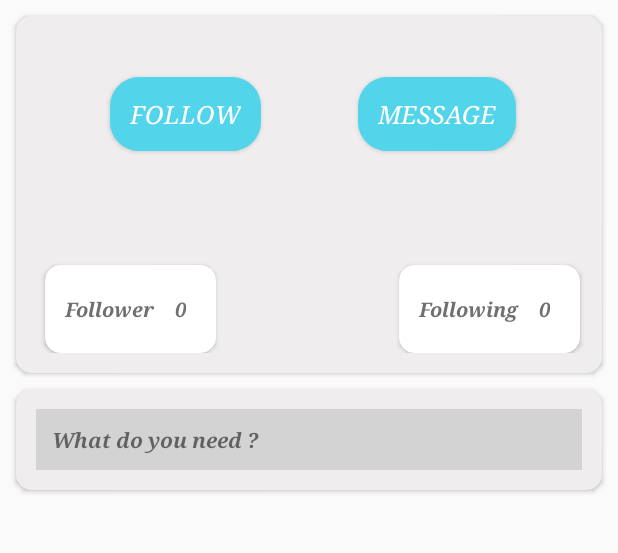
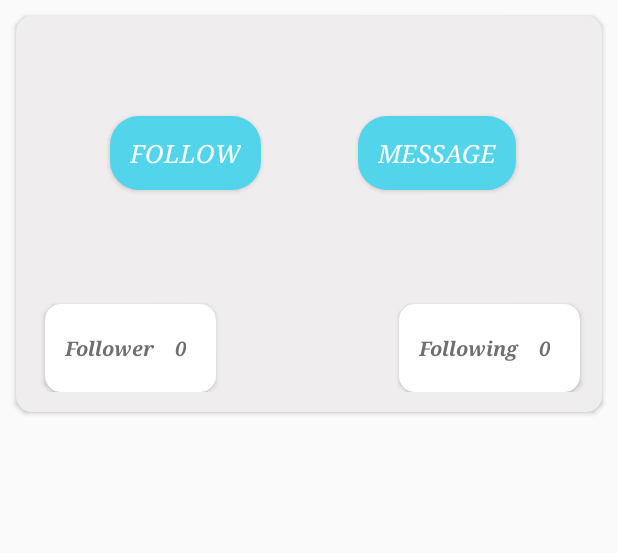
Before and after one commit to Hanan-Elsayed/Can-You..-, an Android app: the fragment ProfileFragment placed in its activity, on a phone screen of 412 x 824 dp, the part 84-637 px from its top. Run offline under Robolectric (Android 15) with nearby library versions, the phone set to English and light mode, and no system bars; our stand-ins replace CircleImageView, data binding, sdp/ssp sizes; pictures from the network do not load; 1 statement that could not run was skipped.

```diff
--- a/app/src/main/java/com/example/canyou/ui/ChatsFragment.java
+++ b/app/src/main/java/com/example/canyou/ui/ChatsFragment.java
@@ -62,6 +62,6 @@ public class ChatsFragment extends Fragment {
     public View onCreateView(LayoutInflater inflater, ViewGroup container,
                              Bundle savedInstanceState) {
         // Inflate the layout for this fragment
-        return inflater.inflate(R.layout.fragment_chats, container, false);
+        return inflater.inflate(R.layout.fragment_chat, container, false);
     }
 }
--- a/app/src/main/java/com/example/canyou/ui/MainActivity.java
+++ b/app/src/main/java/com/example/canyou/ui/MainActivity.java
@@ -75,9 +75,7 @@ public class MainActivity extends AppCompatActivity implements NavigationView.On
             case R.id.nav_home:
                 changeFragment(new HomeFragment());
                 break;
-            case R.id.nav_chats:
-                changeFragment(new ChatsFragment());
-                break;
+
             case R.id.nav_settings:
                 changeFragment(new SettingsFragment());
                 break;
--- a/app/src/main/java/com/example/canyou/ui/adapter/PostsAdapter.java
+++ b/app/src/main/java/com/example/canyou/ui/adapter/PostsAdapter.java
@@ -92,7 +92,6 @@ public class PostsAdapter extends RecyclerView.Adapter<PostsAdapter.PostViewHold
                 onItemClick.onClick(author.getId());
             });
 
-
             Glide.with(itemView)
                     .load(post.getImgBody())
                     .into(binding.postImg);
--- a/app/src/main/res/drawable/backgroung_sent_message.xml
+++ b/app/src/main/res/drawable/backgroung_sent_message.xml
@@ -2,7 +2,7 @@
 <shape
     xmlns:android="http://schemas.android.com/apk/res/android"
     android:shape="rectangle">
-    <solid android:color="@color/dark_yellow" />
+    <solid android:color="@color/white" />
     <corners
         android:bottomLeftRadius="@dimen/_24sdp" android:topLeftRadius = "@dimen/_24sdp" android:topRightRadius="@dimen/_24sdp" />
     </shape>
--- a/app/src/main/res/layout/fragment_profile.xml
+++ b/app/src/main/res/layout/fragment_profile.xml
@@ -27,7 +27,8 @@
             <androidx.constraintlayout.widget.ConstraintLayout
                 android:layout_width="match_parent"
                 android:layout_height="wrap_content"
-                android:layout_marginBottom="@dimen/_10sdp">
+                android:layout_marginBottom="@dimen/_10sdp"
+                android:layout_marginTop="@dimen/_20sdp">
 
                 <de.hdodenhof.circleimageview.CircleImageView
                     android:id="@+id/user_profile_image"
@@ -209,29 +210,9 @@
 
             >
 
-            <com.google.android.material.textview.MaterialTextView
-                android:id="@+id/create_post"
-                android:layout_width="match_parent"
-                android:layout_height="wrap_content"
-                android:layout_margin="@dimen/_10sdp"
-                android:background="@color/Light_Gray"
-                android:fontFamily="serif"
-                android:padding="@dimen/_8sdp"
-                android:text="@string/Create_Post_ET"
-                android:textStyle="bold|italic"
+        </androidx.cardview.widget.CardView>
 
 
-                />
-
-
-        </androidx.cardview.widget.CardView>
-
-        <androidx.recyclerview.widget.RecyclerView
-            android:id="@+id/user_posts_recycler_view"
-            android:layout_width="match_parent"
-            android:layout_height="wrap_content"
-            app:layout_constraintTop_toBottomOf="@id/create_post_card_view"
-            tools:listitem="@layout/item_post_layout" />
 
     </androidx.constraintlayout.widget.ConstraintLayout>
 </layout>
--- a/app/src/main/res/menu/nav_menu.xml
+++ b/app/src/main/res/menu/nav_menu.xml
@@ -12,13 +12,7 @@
     android:icon="@drawable/nav_home"
 
 
-    />
-       <item
-    android:id="@+id/nav_chats"
-    android:title="@string/chats"
-    android:icon="@drawable/nav_chat"
-
-    />
+/>
        <item
            android:id="@+id/nav_settings"
            android:icon="@drawable/nav_settings"
--- a/app/src/main/res/values/colors.xml
+++ b/app/src/main/res/values/colors.xml
@@ -50,5 +50,7 @@
 
     <color name="mid_gray">#706F6F</color>
     <color name="post_background">#EFEDED</color>
+    <color name="received_message">#E8D990</color>
+
 
 </resources>
```
Also changed, not shown: app/src/main/res/drawable/background_recieve_message.xml (+5 -2 lines), app/src/main/res/layout/fragment_chat.xml (renamed from app/src/main/res/layout/fragment_chats.xml, +1 -10 lines), app/src/main/res/layout/item_container_recieved_message.xml (added, +28 -0 lines).
